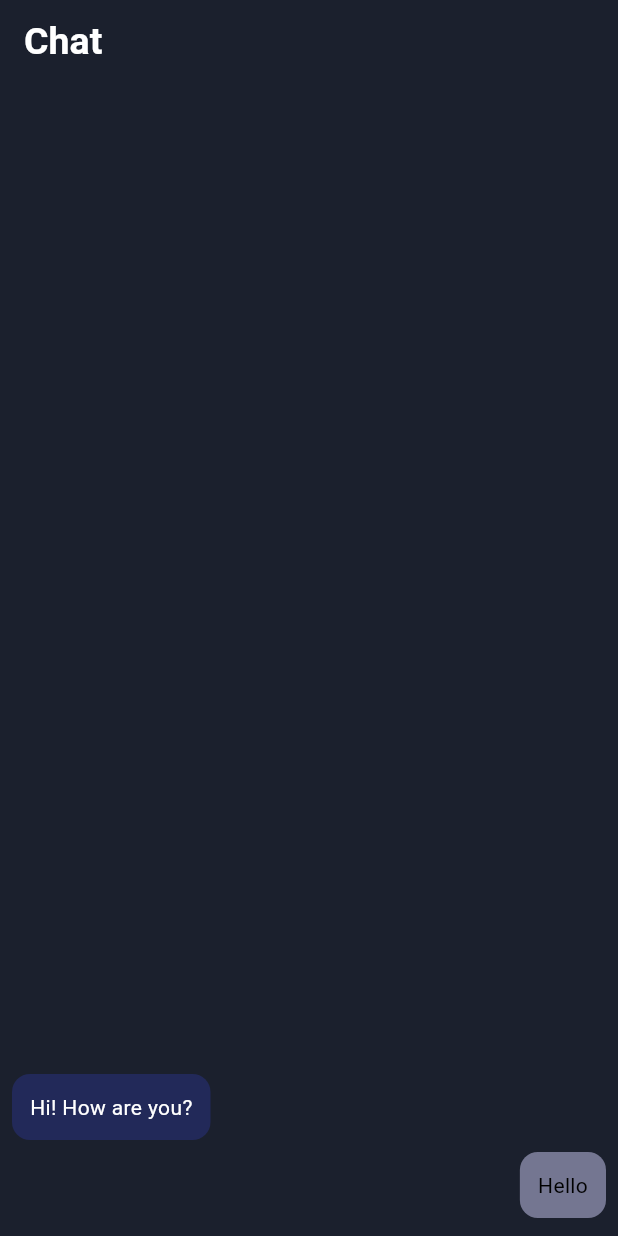
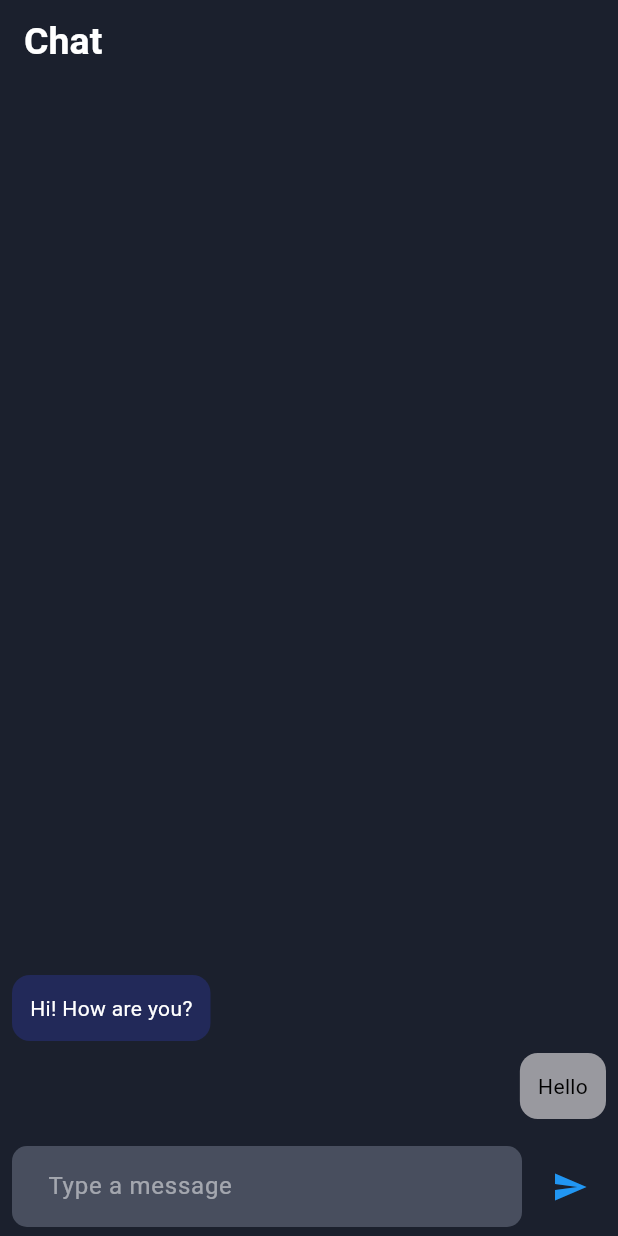
Before and after one commit to RezoneMajhakoti-protocol/Real-Time-E2EE-Chat-Binary-Protocol, a Flutter app: the screen it shows after launch, on a phone screen of 412 x 824 dp. Run offline on Flutter 3.47's test engine with Material 3 defaults, Android fonts, the phone set to English and light mode, and no system bars.

Commit message:
Real Time E2EE Chat Front-End Completed

```diff
--- a/Task_1_Real_Time_E2EE_Chat_(Binary_Protocol)/tast_1_real_time_e2ee_binary_protocol/lib/main.dart
+++ b/Task_1_Real_Time_E2EE_Chat_(Binary_Protocol)/tast_1_real_time_e2ee_binary_protocol/lib/main.dart
@@ -53,6 +53,7 @@ class _MyHomePageState extends State<MyHomePage> {
       ),
       body: Column(
         children: [
+          //Chat Scroll View
           Expanded(child: ListView.builder(
             reverse: true,
             padding: const EdgeInsets.all(8),
@@ -66,7 +67,8 @@ class _MyHomePageState extends State<MyHomePage> {
                   padding: const EdgeInsets.all(12),
                   constraints: const BoxConstraints(maxWidth: 280),
                   decoration: BoxDecoration(
-                    color: msg.isMe ? Color(0x353B4AFF) : Color(0xFF747691),
+                    color: msg.isMe ? Color(0x353B4AFF) : Color(0xFF99999F
+                    ),
                     borderRadius: BorderRadius.circular(12)
                   ),
                   child: Text(msg.text,
@@ -74,11 +76,39 @@ class _MyHomePageState extends State<MyHomePage> {
                     color: msg.isMe ? Colors.white : Colors.black
                   ),),
                 ),
+              );
+              })),
+          SafeArea(child: Container(
+            padding: const EdgeInsets.symmetric(horizontal: 8, vertical: 6),
+            child: Row(
+              children: [
+                Expanded(child: TextField(
+                  style: const TextStyle(color: Colors.white),
+                  cursorColor: Colors.white,
+                  decoration: InputDecoration(
+                    hintText: "Type a message",
+                    filled: true,
+                    hintStyle: TextStyle(color: Colors.white.withOpacity(0.5)),
+                    fillColor: const Color(0xFF747C8E).withOpacity(0.5),
+                    contentPadding: const EdgeInsets.symmetric(horizontal: 20, vertical: 15),
+                    border: OutlineInputBorder(
+                      borderRadius: BorderRadius.circular(10),
+                      borderSide: BorderSide.none,
+                    ),
+                  ),
 
-              );
+                ),
+                ),
+                SizedBox(width: 8,),
+                IconButton(
+                    icon: const Icon(Icons.send),
+                color: Colors.blue,
+                onPressed: (){
 
-              }))
-
+                },)
+              ],
+            ),
+          ))
 
         ],
       )
```
